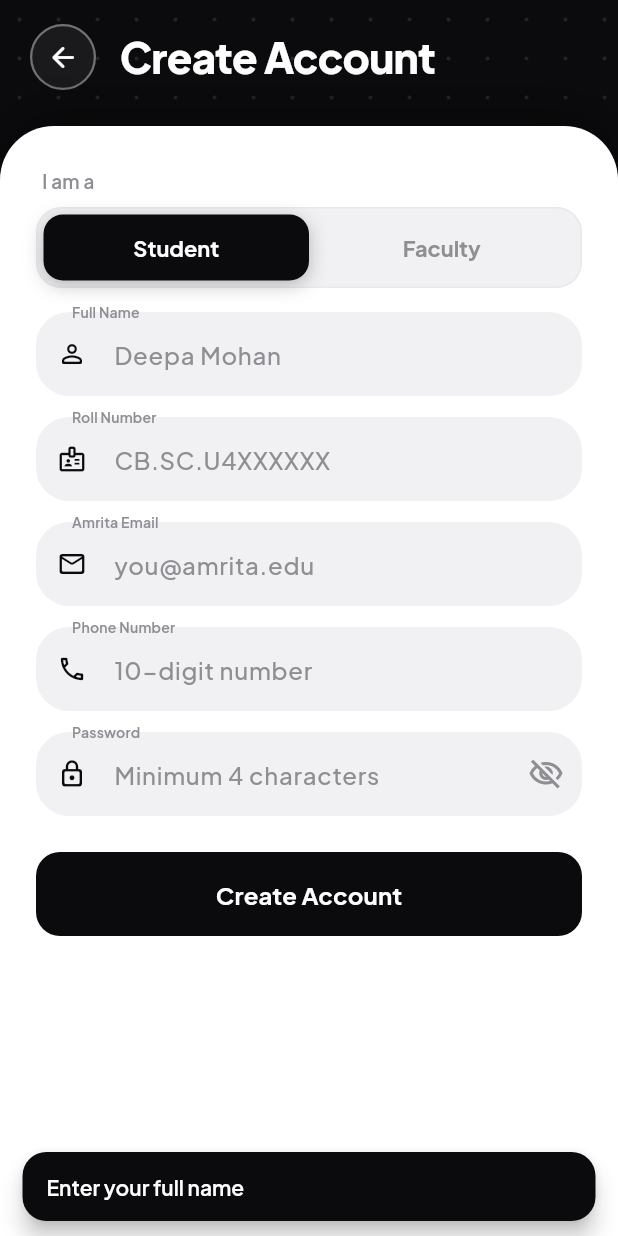
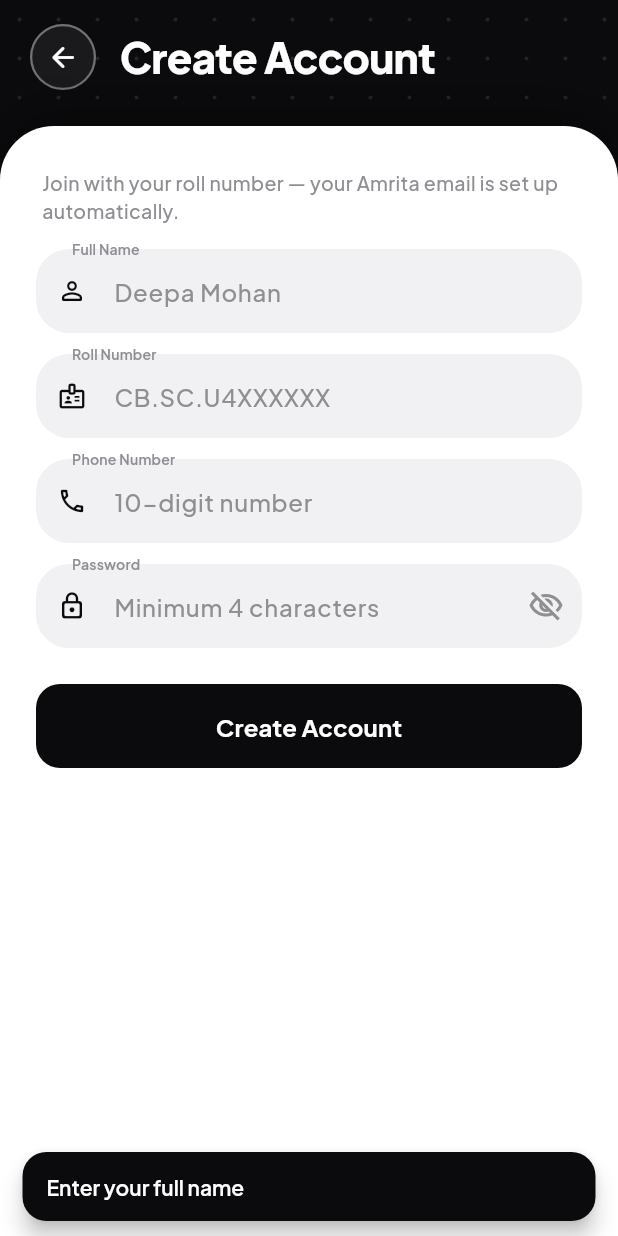
Before and after one commit to RoboticsClubAmrita/print_app, a Flutter app: the RegisterScreen screen opened directly, after a tap on "Create Account", on a phone screen of 412 x 824 dp. Run offline on Flutter 3.47's test engine with Material 3 defaults, Android fonts, the phone set to English and light mode, and no system bars; drawn by our look-alikes of showcaseview; our stand-ins replace file_picker, flutter_dotenv, flutter_local_notifications, flutter_secure_storage, pdf, printing; missing offline and left inert: pdf_combiner, razorpay_flutter; accounts and stored records are empty.

Commit message:
fix: sign up through pending registration, and keep status fresh
- signup used admin-only POST /users/add and always failed; it now uses
  /auth/register/{start,verify,resend}, verify signs the device in
- drop the email field and Student/Faculty toggle: the backend derives the
  Amrita email from the roll number and only creates students
- a refused cancel refreshes the order so the real status shows
- polls are single-flight, errors are caught, and resume refreshes

Co-Authored-By: Claude Opus 5.5 <noreply@anthropic.com>

```diff
--- a/lib/screens/register_screen.dart
+++ b/lib/screens/register_screen.dart
@@ -7,7 +7,6 @@ import '../theme/app_theme.dart';
 import '../utils/validators.dart';
 import '../widgets/dot_grid.dart';
 import '../widgets/fx.dart';
-import '../widgets/pill_toggle.dart';
 import 'otp_verification_screen.dart';
 import 'shell_screen.dart';
 
@@ -21,23 +20,19 @@ class RegisterScreen extends StatefulWidget {
 class _RegisterScreenState extends State<RegisterScreen> {
   final _name = TextEditingController();
   final _collegeId = TextEditingController();
-  final _email = TextEditingController();
   final _phone = TextEditingController();
   final _password = TextEditingController();
   bool _obscure = true;
   bool _submitting = false;
 
-  // 0 = Student, 1 = Faculty
-  int _roleIndex = 0;
-
-  static const _roleValues = ['STUDENT', 'FACULTY'];
-  String get _collegeIdLabel => _roleIndex == 0 ? 'Roll Number' : 'College ID';
+  /// Must match the backend's /auth/register/resend cooldown, or an early
+  /// resend is refused.
+  static const _resendCooldownSeconds = 60;
 
   @override
   void dispose() {
     _name.dispose();
     _collegeId.dispose();
-    _email.dispose();
     _phone.dispose();
     _password.dispose();
     super.dispose();
@@ -45,10 +40,7 @@ class _RegisterScreenState extends State<RegisterScreen> {
 
   String? _validate() {
     if (_name.text.trim().isEmpty) return 'Enter your full name';
-    if (_collegeId.text.trim().isEmpty) return 'Enter your $_collegeIdLabel';
-    if (!Validators.isAmritaEmail(_email.text)) {
-      return 'Use your Amrita email (@amrita.edu)';
-    }
+    if (_collegeId.text.trim().isEmpty) return 'Enter your Roll Number';
     if (!Validators.isValidPhone(_phone.text)) {
       return 'Enter a valid phone number';
     }
@@ -67,49 +59,47 @@ class _RegisterScreenState extends State<RegisterScreen> {
     }
     setState(() => _submitting = true);
     final state = context.read<AppState>();
-    final email = _email.text.trim();
-    final error = await state.register(
+    final collegeId = _collegeId.text.trim().toUpperCase();
+    final result = await state.register(
       name: _name.text,
-      email: email,
+      collegeId: collegeId,
+      phone: _phone.text,
       password: _password.text,
-      collegeId: _collegeId.text,
-      phone: _phone.text,
-      role: _roleValues[_roleIndex],
     );
     if (!mounted) return;
     setState(() => _submitting = false);
-    if (error != null) {
-      ScaffoldMessenger.of(context).showSnackBar(SnackBar(content: Text(error)));
+    if (result.error != null) {
+      ScaffoldMessenger.of(context)
+          .showSnackBar(SnackBar(content: Text(result.error!)));
       return;
     }
+    final sentTo = (result.email?.isNotEmpty ?? false)
+        ? result.email!
+        : 'your Amrita email';
 
-    // Verify the email OTP on the shared premium screen. Backing out returns
-    // here with the form intact, so the user can change the email and retry.
+    // Verify the OTP on the shared premium screen. Verifying creates the
+    // account and signs this device in, so no separate login follows.
+    // Backing out returns here with the form intact, so the user can fix the
+    // roll number and retry.
     final verified = await Navigator.of(context).push<bool>(
       MaterialPageRoute(
         builder: (_) => OtpVerificationScreen(
           title: 'Verify your email',
-          subtitle: 'Enter the 4-digit code sent to $email.\n'
-              'Wrong address? Go back to change it.',
+          subtitle: 'Enter the 4-digit code sent to $sentTo.\n'
+              'Wrong roll number? Go back to change it.',
           verifyLabel: 'Verify email',
           successTitle: 'Email verified',
           successSubtitle: 'Welcome to PrintEase!',
           successIcon: Icons.mark_email_read_rounded,
           headerIcon: Icons.mark_email_read_outlined,
-          onVerify: (code) => state.verifyEmail(email, code),
-          onResend: () => state.resendVerification(email),
+          resendSeconds: _resendCooldownSeconds,
+          onVerify: (code) => state.verifyRegistration(collegeId, code),
+          onResend: () => state.resendRegistration(collegeId),
         ),
       ),
     );
     if (verified != true || !mounted) return;
 
-    final loginError = await state.login(email, _password.text);
-    if (!mounted) return;
-    if (loginError != null) {
-      ScaffoldMessenger.of(context)
-          .showSnackBar(SnackBar(content: Text(loginError)));
-      return;
-    }
     Navigator.of(context).pushAndRemoveUntil(
       MaterialPageRoute(builder: (_) => const ShellScreen()),
       (route) => false,
@@ -180,23 +170,16 @@ class _RegisterScreenState extends State<RegisterScreen> {
                     crossAxisAlignment: CrossAxisAlignment.stretch,
                     children: [
                       const Padding(
-                        padding: EdgeInsets.only(left: 4, bottom: 8),
+                        padding: EdgeInsets.only(left: 4, bottom: 16),
                         child: Text(
-                          'I am a',
+                          'Join with your roll number — your Amrita email is set up automatically.',
                           style: TextStyle(
-                            fontSize: 12.5,
-                            fontWeight: FontWeight.w600,
-                            letterSpacing: 0.2,
+                            fontSize: 13,
+                            fontWeight: FontWeight.w500,
                             color: AppColors.textSecondary,
                           ),
                         ),
                       ),
-                      PillToggle(
-                        options: const ['Student', 'Faculty'],
-                        selectedIndex: _roleIndex,
-                        onChanged: (i) => setState(() => _roleIndex = i),
-                      ),
-                      const SizedBox(height: 16),
                       TextField(
                         controller: _name,
                         textCapitalization: TextCapitalization.words,
@@ -214,21 +197,9 @@ class _RegisterScreenState extends State<RegisterScreen> {
                         textCapitalization: TextCapitalization.characters,
                         style: AppTheme.fieldTextStyle,
                         decoration: AppTheme.fieldDecoration(
-                          label: _collegeIdLabel,
-                          hint: _roleIndex == 0 ? 'CB.SC.U4XXXXXX' : 'Staff ID',
+                          label: 'Roll Number',
+                          hint: 'CB.SC.U4XXXXXX',
                           prefixIcon: const Icon(Icons.badge_outlined,
-                              color: AppColors.black, size: 20),
-                        ),
-                      ),
-                      const SizedBox(height: 14),
-                      TextField(
-                        controller: _email,
-                        keyboardType: TextInputType.emailAddress,
-                        style: AppTheme.fieldTextStyle,
-                        decoration: AppTheme.fieldDecoration(
-                          label: 'Amrita Email',
-                          hint: 'you@amrita.edu',
-                          prefixIcon: const Icon(Icons.mail_outline_rounded,
                               color: AppColors.black, size: 20),
                         ),
                       ),
```
Also changed, not shown: lib/screens/order_detail_screen.dart (+6 -2 lines), lib/screens/shell_screen.dart (+24 -4 lines), lib/services/api_client.dart (+18 -14 lines), lib/state/app_state.dart (+60 -31 lines), 1 other file.
